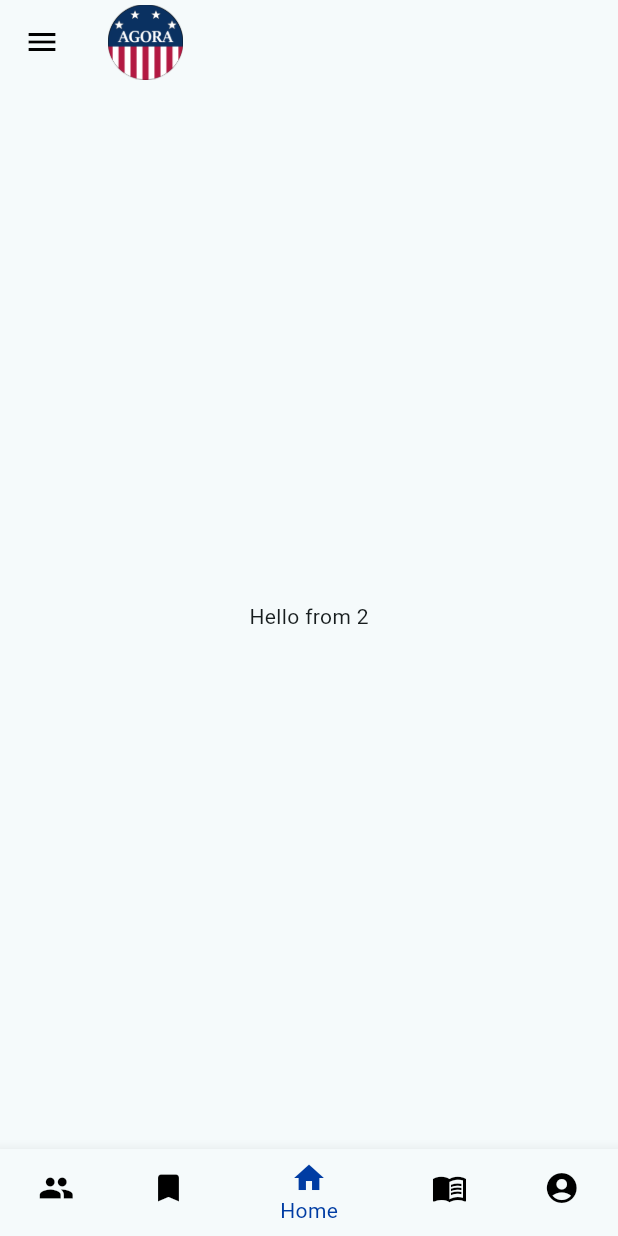
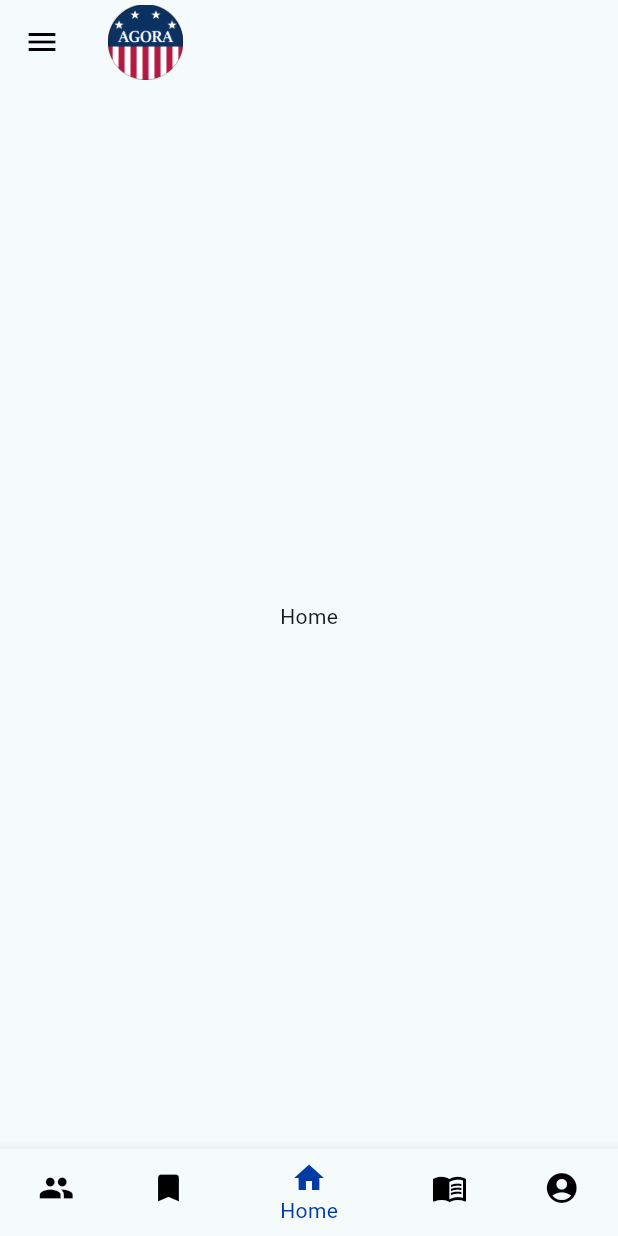
Before and after one commit to sp1103/Agora-Mobile, a Flutter app: the screen it shows after launch, on a phone screen of 412 x 824 dp. Run offline on Flutter 3.47's test engine with Material 3 defaults, Android fonts, the phone set to English and light mode, and no system bars.

Commit message:
Starting on the main pages

```diff
--- /dev/null
+++ b/agora_mobile/lib/Pages/home_page.dart
@@ -0,0 +1,16 @@
+import 'package:agora_mobile/app_state.dart';
+import 'package:flutter/material.dart';
+import 'package:provider/provider.dart';
+
+class HomePage extends StatelessWidget {
+  const HomePage({super.key});
+
+  @override
+  Widget build(BuildContext context) {
+    var app_state = context.watch<AgoraAppState>();
+
+    return Text("Home");
+
+  }
+
+}
--- /dev/null
+++ b/agora_mobile/lib/app_state.dart
@@ -0,0 +1,8 @@
+import 'package:flutter/material.dart';
+
+class AgoraAppState extends ChangeNotifier{
+
+
+
+
+}
--- a/agora_mobile/lib/main.dart
+++ b/agora_mobile/lib/main.dart
@@ -1,4 +1,6 @@
+import 'package:agora_mobile/app_state.dart';
 import 'package:flutter/material.dart';
+import 'package:provider/provider.dart';
 import 'nav_frame.dart';
 
 ///Starts Agora. Does Nothing else.
@@ -13,13 +15,16 @@ class Agora extends StatelessWidget {
 
   @override
   Widget build(BuildContext context) {
-    return MaterialApp(
-      title: 'Agora Entry',
-      theme: ThemeData(
-        colorScheme: ColorScheme.fromSeed(seedColor: Colors.white),
-        useMaterial3: true,
+    return ChangeNotifierProvider(
+      create: (context) => AgoraAppState(),
+      child: MaterialApp(
+        title: 'Agora Entry',
+        theme: ThemeData(
+          colorScheme: ColorScheme.fromSeed(seedColor: Colors.white),
+          useMaterial3: true,
+        ),
+        home: NavFrame()
       ),
-      home: NavFrame()
     );
   }
 }
--- a/agora_mobile/lib/nav_frame.dart
+++ b/agora_mobile/lib/nav_frame.dart
@@ -1,3 +1,8 @@
+import 'package:agora_mobile/Pages/favorites_page.dart';
+import 'package:agora_mobile/Pages/home_page.dart';
+import 'package:agora_mobile/Pages/legislation_page.dart';
+import 'package:agora_mobile/Pages/politicain_page.dart';
+import 'package:agora_mobile/Pages/profile_page.dart';
 import 'package:flutter/material.dart';
 
 class NavFrame extends StatefulWidget {
@@ -8,7 +13,15 @@ class NavFrame extends StatefulWidget {
 }
 
 class _NavState extends State<NavFrame> {
-  int _selectedIndex = 2; //Start on home page
+  int _selectedIndex = 2; // Start on home page
+  static const List<Widget> _widgetOptions = // All the pages for the bottom nav bar
+    <Widget>[
+      PoliticianPage(),
+      FavoritesPage(),
+      HomePage(),
+      LegislationPage(),
+      ProfilePage()
+    ];
 
   void _onMenuPressed() {
     //Add stuff that happens when the menu button is pressed
@@ -30,7 +43,7 @@ class _NavState extends State<NavFrame> {
         title: Image.asset('assets/Agora_Logo.png', width: 50, height: 50),
 
       ),
-      body: Center(child: Text("Hello from $_selectedIndex")),
+      body: Center(child: _widgetOptions.elementAt(_selectedIndex)),
       bottomNavigationBar: BottomNavigationBar(
         items: const <BottomNavigationBarItem>[
           BottomNavigationBarItem(icon: Icon(Icons.people), label: "Politicians"),
--- a/agora_mobile/pubspec.yaml
+++ b/agora_mobile/pubspec.yaml
@@ -30,6 +30,7 @@ environment:
 dependencies:
   flutter:
     sdk: flutter
+  provider: ^6.1.2
 
   # The following adds the Cupertino Icons font to your application.
   # Use with the CupertinoIcons class for iOS style icons.
```
Also changed, not shown: agora_mobile/lib/Pages/favorites_page.dart (added, +16 -0 lines), agora_mobile/lib/Pages/legislation_page.dart (added, +16 -0 lines), agora_mobile/lib/Pages/politicain_page.dart (added, +16 -0 lines), agora_mobile/lib/Pages/profile_page.dart (added, +16 -0 lines), agora_mobile/lib/Pages/List_Items/legislation_item.dart (added), agora_mobile/lib/Pages/List_Items/politician_item.dart (added), agora_mobile/pubspec.lock.
